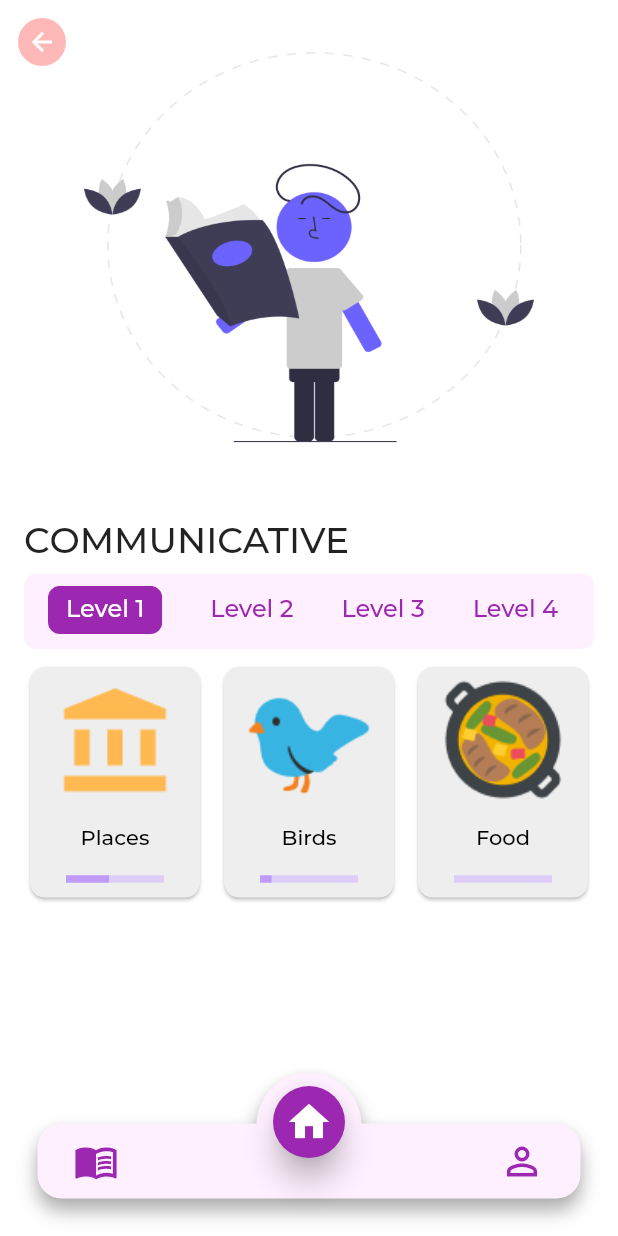
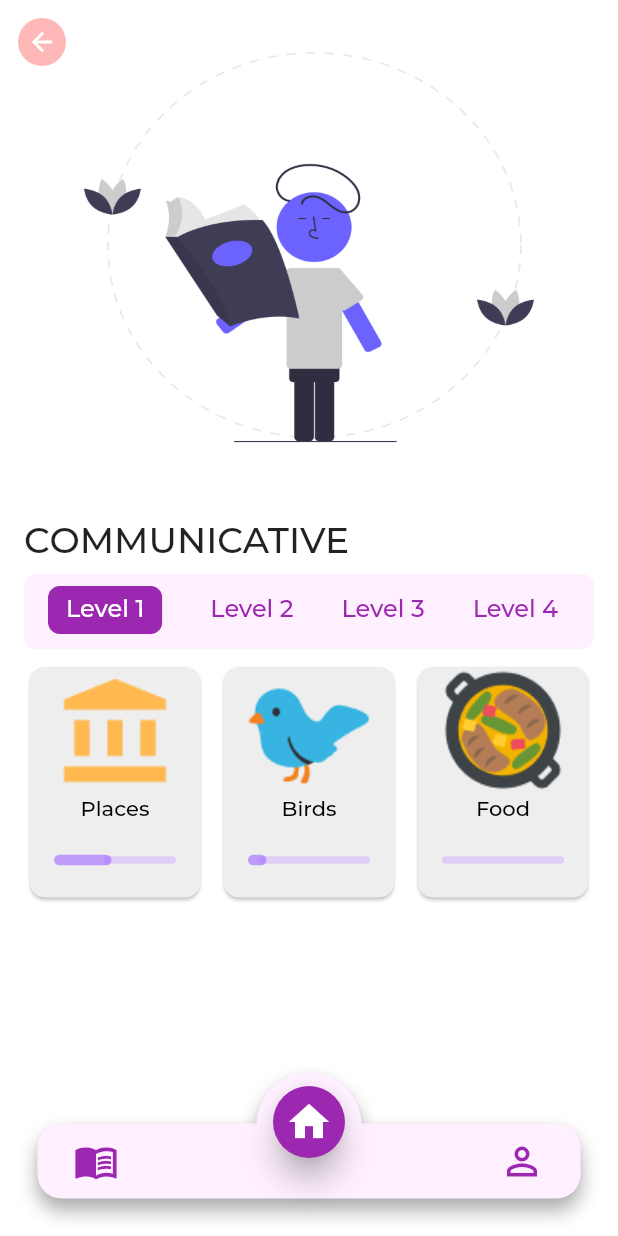
Before and after one commit to Vasha-Shikkha/mobile_application, a Flutter app: the screen it shows after launch, after a tap on "COMMUNICATIVE", on a phone screen of 412 x 824 dp. Run offline on Flutter 3.47's test engine with Material 2 defaults, Android fonts, the phone set to English and light mode, and no system bars; our stand-ins replace flutter_svg, font_awesome_flutter, moor_flutter, percent_indicator; generated files the repository leaves out were written again; project files that could hold a hidden picture were left out.

Commit message:
Add tutorial, exercise list & progress slider

```diff
--- a/lib/ui/base/exercise_screen.dart
+++ b/lib/ui/base/exercise_screen.dart
@@ -21,7 +21,7 @@ class ExerciseScreen extends StatelessWidget {
             color: Theme.of(context).accentColor,
           ),
           onPressed: () {
-            // TODO: handle navigation
+            Navigator.of(context).pop();
           },
         ),
         title: Center(
--- /dev/null
+++ b/lib/ui/base/progress_slider.dart
@@ -0,0 +1,45 @@
+import 'package:flutter/material.dart';
+
+class ProgressSlider extends StatelessWidget {
+  final double value;
+
+  const ProgressSlider({Key key, this.value = 0}) : super(key: key);
+
+  @override
+  Widget build(BuildContext context) {
+    return SliderTheme(
+      data: SliderThemeData(
+        trackShape: CustomTrackShape(),
+        thumbShape: SliderComponentShape.noThumb,
+        trackHeight: 5,
+      ),
+      child: Slider.adaptive(
+        value: value,
+        min: 0,
+        max: 100,
+        activeColor: Theme.of(context).primaryColorDark.withOpacity(0.6),
+        inactiveColor: Theme.of(context).primaryColorLight.withOpacity(0.5),
+        onChanged: (val) {
+          // TODO: handle slider update
+        },
+      ),
+    );
+  }
+}
+
+class CustomTrackShape extends RoundedRectSliderTrackShape {
+  Rect getPreferredRect({
+    @required RenderBox parentBox,
+    Offset offset = Offset.zero,
+    @required SliderThemeData sliderTheme,
+    bool isEnabled = false,
+    bool isDiscrete = false,
+  }) {
+    final double trackHeight = sliderTheme.trackHeight;
+    final double trackLeft = offset.dx;
+    final double trackTop =
+        offset.dy + (parentBox.size.height - trackHeight) / 2;
+    final double trackWidth = parentBox.size.width;
+    return Rect.fromLTWH(trackLeft, trackTop, trackWidth, trackHeight);
+  }
+}
--- a/lib/ui/topic/subtopic_card.dart
+++ b/lib/ui/topic/subtopic_card.dart
@@ -1,4 +1,6 @@
 import 'package:flutter/material.dart';
+import 'package:vasha_shikkha/ui/base/progress_slider.dart';
+import 'package:vasha_shikkha/ui/topic/tutorial_screen.dart';
 
 class SubtopicCard extends StatelessWidget {
   final String topicName;
@@ -16,7 +18,11 @@ class SubtopicCard extends StatelessWidget {
   Widget build(BuildContext context) {
     return InkWell(
       onTap: () {
-        // TODO: navigate to exercises of this subtopic
+        Navigator.of(context).push(
+          MaterialPageRoute(
+            builder: (context) => TutorialScreen(subtopicName: topicName),
+          ),
+        );
       },
       child: Card(
         color: Colors.grey.shade200,
@@ -46,34 +52,15 @@ class SubtopicCard extends StatelessWidget {
                 fontWeight: FontWeight.w500,
               ),
             ),
-            Container(
-              width: double.infinity,
-              height: 10,
-              child: _buildSlider(context, progress),
+            Padding(
+              padding: const EdgeInsets.symmetric(horizontal: 16.0),
+              child: ProgressSlider(
+                value: progress,
+              ),
             ),
           ],
         ),
       ),
     );
   }
-
-  SliderTheme _buildSlider(BuildContext context, double value) {
-    return SliderTheme(
-      data: SliderThemeData(
-        trackShape: RectangularSliderTrackShape(),
-        thumbShape: SliderComponentShape.noThumb,
-        trackHeight: 5,
-      ),
-      child: Slider.adaptive(
-        value: value,
-        min: 0,
-        max: 100,
-        activeColor: Theme.of(context).primaryColorDark.withOpacity(0.6),
-        inactiveColor: Theme.of(context).primaryColorLight.withOpacity(0.5),
-        onChanged: (val) {
-          // TODO: handle slider update
-        },
-      ),
-    );
-  }
 }
```
Also changed, not shown: lib/ui/topic/exercise_card.dart (added, +69 -0 lines), lib/ui/topic/exercise_list_screen.dart (added, +98 -0 lines), lib/ui/topic/tutorial_screen.dart (added, +86 -0 lines).
